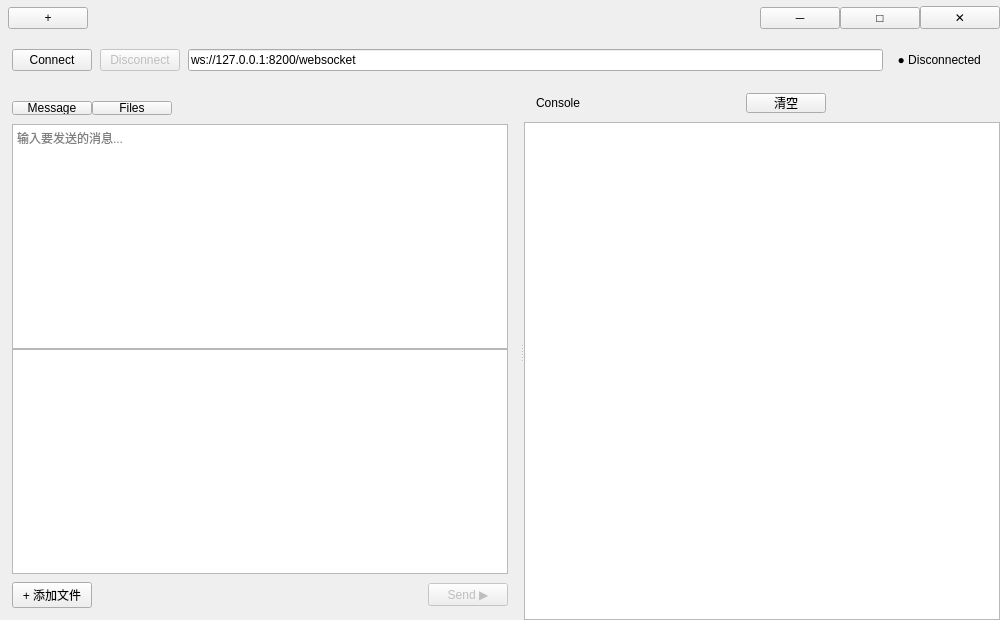
First picture: the form in Sources/Froms/MainWindow.ui, repository FixLater/image-text, before the edit.
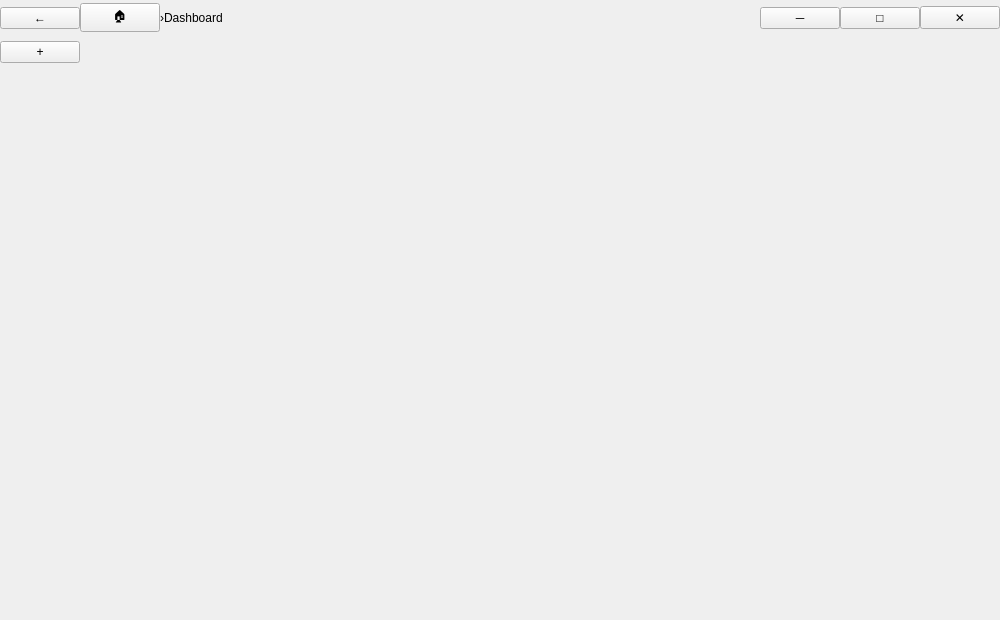
Second picture: the form after the edit.

Diff of the .ui file:
```diff
--- a/Sources/Froms/MainWindow.ui
+++ b/Sources/Froms/MainWindow.ui
@@ -49,7 +49,7 @@
         <number>0</number>
        </property>
        <property name="leftMargin">
-        <number>8</number>
+        <number>0</number>
        </property>
        <property name="topMargin">
         <number>0</number>
@@ -61,9 +61,30 @@
         <number>0</number>
        </property>
        <item>
-        <widget class="QPushButton" name="tabAdd">
+        <widget class="QPushButton" name="backBtn">
          <property name="text">
-          <string> + </string>
+          <string>←</string>
+         </property>
+        </widget>
+       </item>
+       <item>
+        <widget class="QPushButton" name="homeBtn">
+         <property name="text">
+          <string>🏠</string>
+         </property>
+        </widget>
+       </item>
+       <item>
+        <widget class="QLabel" name="breadcrumbSeparator1">
+         <property name="text">
+          <string>›</string>
+         </property>
+        </widget>
+       </item>
+       <item>
+        <widget class="QLabel" name="breadcrumbLabel">
+         <property name="text">
+          <string>Dashboard</string>
          </property>
         </widget>
        </item>
@@ -109,328 +130,59 @@
       <property name="minimumSize">
        <size>
         <width>0</width>
-        <height>48</height>
+        <height>32</height>
        </size>
       </property>
       <property name="maximumSize">
        <size>
         <width>16777215</width>
-        <height>48</height>
+        <height>32</height>
        </size>
       </property>
       <layout class="QHBoxLayout" name="requestBarLayout">
        <property name="spacing">
-        <number>8</number>
+        <number>0</number>
        </property>
-       <property name="leftMargin">
-        <number>12</number>
-       </property>
+        <property name="leftMargin">
+         <number>0</number>
+        </property>
        <property name="topMargin">
         <number>0</number>
        </property>
        <property name="rightMargin">
-        <number>12</number>
+        <number>0</number>
        </property>
        <property name="bottomMargin">
         <number>0</number>
        </property>
        <item>
-        <widget class="QPushButton" name="connectButton">
+        <widget class="QPushButton" name="tabAdd">
          <property name="text">
-          <string>Connect</string>
+          <string> + </string>
          </property>
         </widget>
        </item>
        <item>
-        <widget class="QPushButton" name="disconnectButton">
-         <property name="enabled">
-          <bool>false</bool>
+        <spacer name="tabSpacer">
+         <property name="orientation">
+          <enum>Qt::Horizontal</enum>
          </property>
-         <property name="text">
-          <string>Disconnect</string>
+         <property name="sizeHint" stdset="0">
+          <size>
+           <width>40</width>
+           <height>20</height>
+          </size>
          </property>
-        </widget>
-       </item>
-       <item>
-         <widget class="QLineEdit" name="location">
-          <property name="text">
-           <string>ws://127.0.0.1:8200/websocket</string>
-          </property>
-          <property name="placeholderText">
-           <string>输入 WebSocket 地址...</string>
-          </property>
-         </widget>
-       </item>
-       <item>
-        <widget class="QLabel" name="statusLabel">
-         <property name="text">
-          <string>  ● Disconnected  </string>
-         </property>
-        </widget>
+        </spacer>
        </item>
       </layout>
      </widget>
     </item>
     <item>
-     <widget class="QSplitter" name="mainSplitter">
-      <property name="orientation">
-       <enum>Qt::Horizontal</enum>
+     <widget class="QStackedWidget" name="stackedWidget">
+      <property name="currentIndex">
+       <number>0</number>
       </property>
-      <property name="childrenCollapsible">
-       <bool>false</bool>
-      </property>
-      <widget class="QWidget" name="leftPanel">
-       <layout class="QVBoxLayout" name="leftLayout">
-        <property name="spacing">
-         <number>0</number>
-        </property>
-        <property name="leftMargin">
-         <number>0</number>
-        </property>
-        <property name="topMargin">
-         <number>0</number>
-        </property>
-        <property name="rightMargin">
-         <number>0</number>
-        </property>
-        <property name="bottomMargin">
-         <number>0</number>
-        </property>
-        <item>
-         <widget class="QSplitter" name="leftSplitter">
-          <property name="orientation">
-           <enum>Qt::Vertical</enum>
-          </property>
-          <property name="childrenCollapsible">
-           <bool>false</bool>
-          </property>
-          <widget class="QWidget" name="messagePanel">
-             <layout class="QVBoxLayout" name="messageLayout">
-            <property name="spacing">
-             <number>0</number>
-            </property>
-            <property name="leftMargin">
-             <number>12</number>
-            </property>
-            <property name="topMargin">
-             <number>8</number>
-            </property>
-            <property name="rightMargin">
-             <number>12</number>
-            </property>
-            <property name="bottomMargin">
-             <number>12</number>
-            </property>
-            <item>
-             <widget class="QWidget" name="msgTabBar">
-              <property name="minimumSize">
-               <size>
-                <width>0</width>
-                <height>32</height>
-               </size>
-              </property>
-              <property name="maximumSize">
-               <size>
-                <width>16777215</width>
-                <height>32</height>
-               </size>
-              </property>
-              <layout class="QHBoxLayout" name="msgTabLayout">
-               <property name="spacing">
-                <number>0</number>
-               </property>
-               <property name="leftMargin">
-                <number>0</number>
-               </property>
-               <item>
-                <widget class="QPushButton" name="tabMessage">
-                 <property name="text">
-                  <string>Message</string>
-                 </property>
-                </widget>
-               </item>
-               <item>
-                <widget class="QPushButton" name="tabFiles">
-                 <property name="text">
-                  <string>Files</string>
-                 </property>
-                </widget>
-               </item>
-               <item>
-                <spacer name="tabSpacer">
-                 <property name="orientation">
-                  <enum>Qt::Horizontal</enum>
-                 </property>
-                 <property name="sizeHint" stdset="0">
-                  <size>
-                   <width>40</width>
-                   <height>20</height>
-                  </size>
-                 </property>
-                </spacer>
-               </item>
-              </layout>
-             </widget>
-            </item>
-            <item>
-             <widget class="QTextEdit" name="message">
-              <property name="placeholderText">
-               <string>输入要发送的消息...</string>
-              </property>
-             </widget>
-            </item>
-            <item>
-             <widget class="QTableView" name="tableView">
-              <property name="minimumSize">
-               <size>
-                <width>0</width>
-                <height>80</height>
-               </size>
-              </property>
-             </widget>
-            </item>
-            <item>
-             <layout class="QHBoxLayout" name="sendRowLayout">
-              <property name="spacing">
-               <number>8</number>
-              </property>
-              <property name="topMargin">
-               <number>8</number>
-              </property>
-              <item>
-               <widget class="QPushButton" name="selectFile">
-                <property name="text">
-                 <string>+ 添加文件</string>
-                </property>
-               </widget>
-              </item>
-              <item>
-               <spacer name="sendSpacer">
-                <property name="orientation">
-                 <enum>Qt::Horizontal</enum>
-                </property>
-                <property name="sizeHint" stdset="0">
-                 <size>
-                  <width>40</width>
-                  <height>20</height>
-                 </size>
-                </property>
-               </spacer>
-              </item>
-              <item>
-               <widget class="QPushButton" name="sendButton">
-                <property name="enabled">
-                 <bool>false</bool>
-                </property>
-                <property name="text">
-                 <string>Send ▶</string>
-                </property>
-               </widget>
-              </item>
-             </layout>
-            </item>
-           </layout>
-          </widget>
-         </widget>
-        </item>
-       </layout>
-      </widget>
-      <widget class="QWidget" name="rightPanel">
-       <layout class="QVBoxLayout" name="rightLayout">
-        <property name="spacing">
-         <number>0</number>
-        </property>
-        <property name="leftMargin">
-         <number>0</number>
-        </property>
-        <property name="topMargin">
-         <number>0</number>
-        </property>
-        <property name="rightMargin">
-         <number>0</number>
-        </property>
-        <property name="bottomMargin">
-         <number>0</number>
-        </property>
-        <item>
-         <widget class="QWidget" name="logTabBar">
-          <property name="minimumSize">
-           <size>
-            <width>0</width>
-            <height>38</height>
-           </size>
-          </property>
-          <property name="maximumSize">
-           <size>
-            <width>16777215</width>
-            <height>38</height>
-           </size>
-          </property>
-          <layout class="QHBoxLayout" name="logTabLayout">
-           <property name="spacing">
-            <number>0</number>
-           </property>
-           <property name="leftMargin">
-            <number>12</number>
-           </property>
-           <item>
-            <widget class="QLabel" name="logLabel">
-             <property name="text">
-              <string>Console</string>
-             </property>
-            </widget>
-           </item>
-           <item>
-            <spacer name="logTabSpacer">
-             <property name="orientation">
-              <enum>Qt::Horizontal</enum>
-             </property>
-             <property name="sizeHint" stdset="0">
-              <size>
-               <width>40</width>
-               <height>20</height>
-              </size>
-             </property>
-            </spacer>
-           </item>
-           <item>
-            <widget class="QPushButton" name="clearButton">
-             <property name="text">
-              <string>清空</string>
-             </property>
-            </widget>
-           </item>
-           <item>
-            <spacer name="logEndSpacer">
-             <property name="orientation">
-              <enum>Qt::Horizontal</enum>
-             </property>
-             <property name="sizeHint" stdset="0">
-              <size>
-               <width>8</width>
-               <height>20</height>
-              </size>
-             </property>
-            </spacer>
-           </item>
-          </layout>
-         </widget>
-        </item>
-        <item>
-         <widget class="QTextBrowser" name="log">
-          <property name="readOnly">
-           <bool>true</bool>
-          </property>
-          <property name="openExternalLinks">
-           <bool>true</bool>
-          </property>
-          <property name="placeholderText">
-           <string/>
-          </property>
-         </widget>
-        </item>
-       </layout>
-      </widget>
      </widget>
     </item>
    </layout>
```
Left out of the diff: 32 changed lines with no effect on the pictures.
